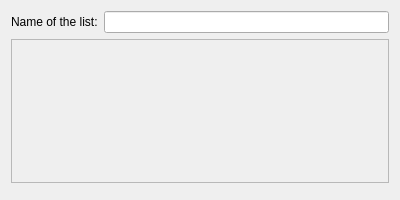
The window that Form/DialogEditDynamicPlayList.ui (isuhao/TMediaPlayer) describes before a commit, drawn with Qt 5.
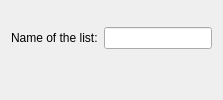
The same window after the commit.

The edit to the form file:
```diff
--- a/Form/DialogEditDynamicPlayList.ui
+++ b/Form/DialogEditDynamicPlayList.ui
@@ -2,18 +2,10 @@
 <ui version="4.0">
  <class>DialogEditDynamicPlayList</class>
  <widget class="QDialog" name="DialogEditDynamicPlayList">
-  <property name="geometry">
-   <rect>
-    <x>0</x>
-    <y>0</y>
-    <width>400</width>
-    <height>200</height>
-   </rect>
-  </property>
   <property name="minimumSize">
    <size>
-    <width>300</width>
-    <height>200</height>
+    <width>400</width>
+    <height>150</height>
    </size>
   </property>
   <property name="windowTitle">
@@ -22,14 +14,13 @@
   <property name="modal">
    <bool>true</bool>
   </property>
-  <layout class="QGridLayout" name="gridLayout">
-   <item row="0" column="1">
-    <widget class="QLineEdit" name="editName"/>
-   </item>
-   <item row="3" column="0" colspan="2">
-    <widget class="QDialogButtonBox" name="buttonBox"/>
-   </item>
-   <item row="0" column="0">
+  <layout class="QVBoxLayout" name="verticalLayout">
+   <property name="sizeConstraint">
+    <enum>QLayout::SetMinimumSize</enum>
+   </property>
+   <item>
+    <layout class="QHBoxLayout" name="horizontalLayout">
+     <item>
     <widget class="QLabel" name="lblName">
      <property name="text">
       <string>Name of the list:</string>
@@ -39,12 +30,13 @@
      </property>
     </widget>
    </item>
-   <item row="1" column="0" colspan="2">
-    <widget class="QFrame" name="frame">
-     <property name="frameShape">
-      <enum>QFrame::StyledPanel</enum>
-     </property>
-    </widget>
+     <item>
+      <widget class="QLineEdit" name="editName"/>
+     </item>
+    </layout>
+   </item>
+   <item>
+    <widget class="QDialogButtonBox" name="buttonBox"/>
    </item>
   </layout>
  </widget>
```
Lines whose indentation alone changed are shown as unchanged.
